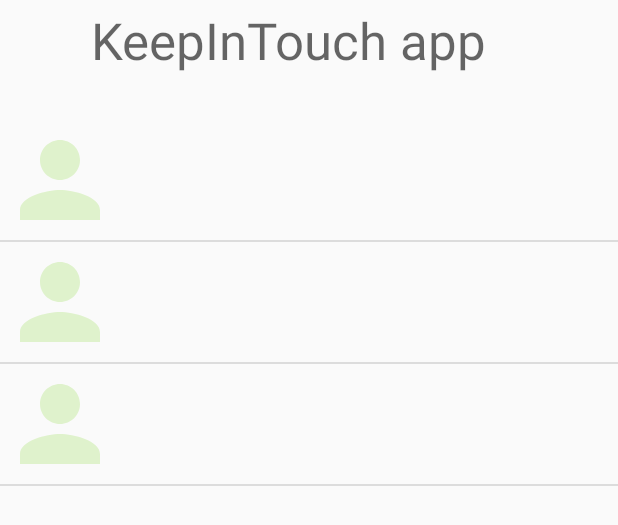
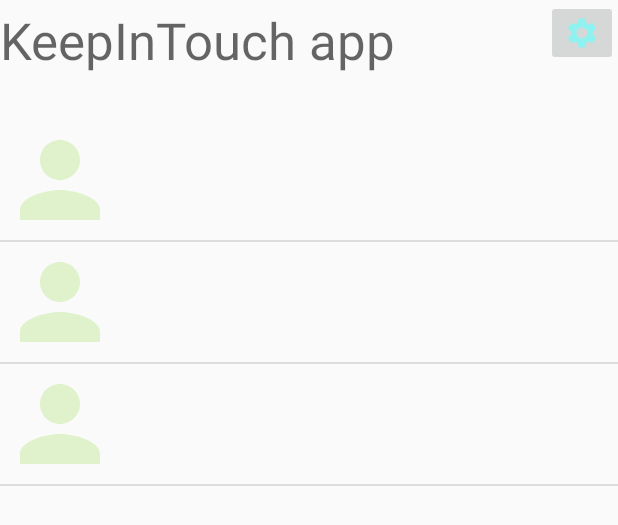
Before and after one commit to avmalin/KeepInTouch, an Android app: the layout contacts_list_view.xml on its own in the app's theme, with its tools: preview values and no code run, on a phone screen of 412 x 824 dp. Shown: the top 525 px of the screen. Run offline under Robolectric (Android 15) with nearby library versions, the phone set to English and light mode, and no system bars.

Commit message:
add -- button setPriority crush when open the new activity

```diff
--- a/keepintouch/app/src/main/java/com/example/keepintouch/PrioritySetActivity.java
+++ b/keepintouch/app/src/main/java/com/example/keepintouch/PrioritySetActivity.java
@@ -1,22 +1,14 @@
 package com.example.keepintouch;
 
-import android.database.Cursor;
-import android.net.Uri;
 import android.os.Bundle;
-import android.provider.ContactsContract;
 import android.view.View;
-import android.widget.AdapterView;
 import android.widget.CursorAdapter;
-import android.widget.ListView;
-import android.widget.SimpleCursorAdapter;
 
 import androidx.appcompat.app.AppCompatActivity;
-import androidx.fragment.app.FragmentTransaction;
 
 import com.example.keepintouch.types.MyContact;
 import com.example.keepintouch.types.MyContactTable;
 import com.example.keepintouch.types.PriorityType;
-import com.example.keepintouch.types.RbFragment;
 
 import java.util.Map;
 
@@ -29,11 +21,12 @@
     @Override
     protected void onCreate(Bundle savedInstanceState) {
         super.onCreate(savedInstanceState);
-        myContactTable = new MyContactTable(this);//TODO check if works
+        setContentView(R.layout.activity_priority_set);
+        /*myContactTable = new MyContactTable(this);//TODO check if works
 
 
 
-        setContentView(R.layout.activity_priority_set);
+
         ListView listView = findViewById(R.id.listViewPriority);
 
         listView.setOnItemClickListener(new AdapterView.OnItemClickListener() {
@@ -77,7 +70,7 @@
         catch (Exception e)
         {
             System.out.println(e);
-        }
+        }*/
     }
 
     public void onRBClicked(View view) {
--- /dev/null
+++ b/keepintouch/app/src/main/res/drawable/ic_baseline_settings_24.xml
@@ -0,0 +1,7 @@
+<vector xmlns:tools="http://schemas.android.com/tools"
+    android:height="24dp" android:tint="#90F2F0"
+    android:viewportHeight="24" android:viewportWidth="24"
+    android:width="24dp" xmlns:android="http://schemas.android.com/apk/res/android">
+    <path android:fillColor="@android:color/white" android:pathData="M19.14,12.94c0.04,-0.3 0.06,-0.61 0.06,-0.94c0,-0.32 -0.02,-0.64 -0.07,-0.94l2.03,-1.58c0.18,-0.14 0.23,-0.41 0.12,-0.61l-1.92,-3.32c-0.12,-0.22 -0.37,-0.29 -0.59,-0.22l-2.39,0.96c-0.5,-0.38 -1.03,-0.7 -1.62,-0.94L14.4,2.81c-0.04,-0.24 -0.24,-0.41 -0.48,-0.41h-3.84c-0.24,0 -0.43,0.17 -0.47,0.41L9.25,5.35C8.66,5.59 8.12,5.92 7.63,6.29L5.24,5.33c-0.22,-0.08 -0.47,0 -0.59,0.22L2.74,8.87C2.62,9.08 2.66,9.34 2.86,9.48l2.03,1.58C4.84,11.36 4.8,11.69 4.8,12s0.02,0.64 0.07,0.94l-2.03,1.58c-0.18,0.14 -0.23,0.41 -0.12,0.61l1.92,3.32c0.12,0.22 0.37,0.29 0.59,0.22l2.39,-0.96c0.5,0.38 1.03,0.7 1.62,0.94l0.36,2.54c0.05,0.24 0.24,0.41 0.48,0.41h3.84c0.24,0 0.44,-0.17 0.47,-0.41l0.36,-2.54c0.59,-0.24 1.13,-0.56 1.62,-0.94l2.39,0.96c0.22,0.08 0.47,0 0.59,-0.22l1.92,-3.32c0.12,-0.22 0.07,-0.47 -0.12,-0.61L19.14,12.94zM12,15.6c-1.98,0 -3.6,-1.62 -3.6,-3.6s1.62,-3.6 3.6,-3.6s3.6,1.62 3.6,3.6S13.98,15.6 12,15.6z"
+        tools:ignore="VectorPath" />
+</vector>
--- a/keepintouch/app/src/main/res/layout/contacts_list_view.xml
+++ b/keepintouch/app/src/main/res/layout/contacts_list_view.xml
@@ -11,17 +11,27 @@
         android:layout_height="80dp">
 
 
-
         <TextView
             android:id="@+id/tv_header"
-            android:layout_width="351dp"
+            android:layout_width="0dp"
             android:layout_height="59dp"
             android:layout_marginTop="4dp"
             android:text="@string/app_header"
             android:textAppearance="@style/TextAppearance.AppCompat.Display1"
+            app:layout_constraintEnd_toStartOf="@+id/imageButton"
+            app:layout_constraintStart_toStartOf="parent"
+            app:layout_constraintTop_toTopOf="parent" />
+
+        <ImageButton
+            android:id="@+id/imageButton"
+            android:layout_width="wrap_content"
+            android:layout_height="wrap_content"
             app:layout_constraintEnd_toEndOf="parent"
-            app:layout_constraintHorizontal_bias="0.0"
-            app:layout_constraintTop_toTopOf="parent" />
+            app:layout_constraintTop_toTopOf="parent"
+            app:srcCompat="@drawable/ic_baseline_settings_24"
+            android:contentDescription="@string/set_priority"
+            android:onClick="openPrioritySet"/>
+
     </androidx.constraintlayout.widget.ConstraintLayout>
     <ListView
         android:id="@+id/listView"
--- a/keepintouch/app/src/main/res/values/strings.xml
+++ b/keepintouch/app/src/main/res/values/strings.xml
@@ -8,4 +8,5 @@
     <string name="never">NEVER</string>
     <!-- TODO: Remove or change this placeholder text -->
     <string name="hello_blank_fragment">Hello blank fragment</string>
+    <string name="set_priority">set priority</string>
 </resources>
```
